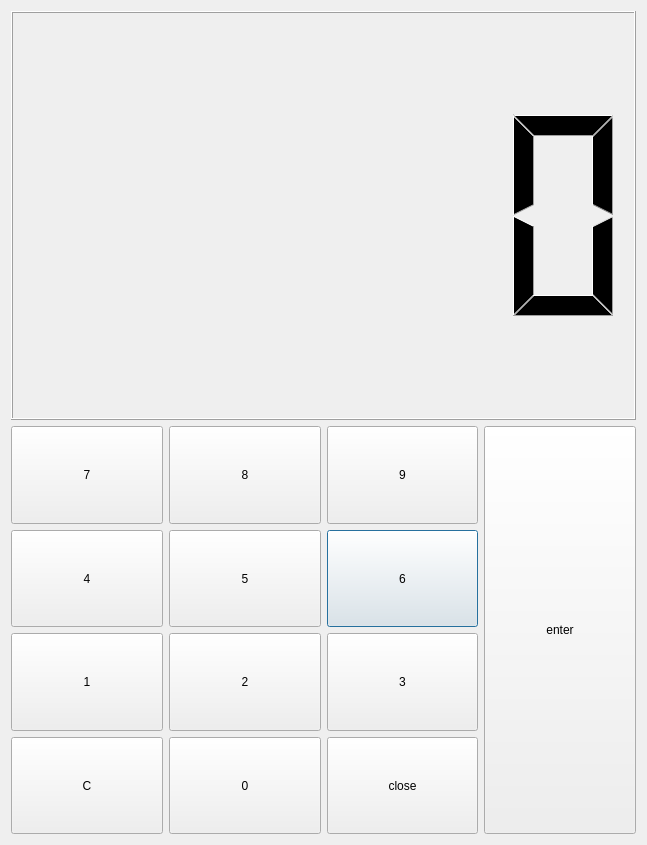
This is soft/restaurant/guiRestaurant/keypadr.ui in PaulWozny/AA1 as Qt 5 draws it before an edit. The edited form follows.
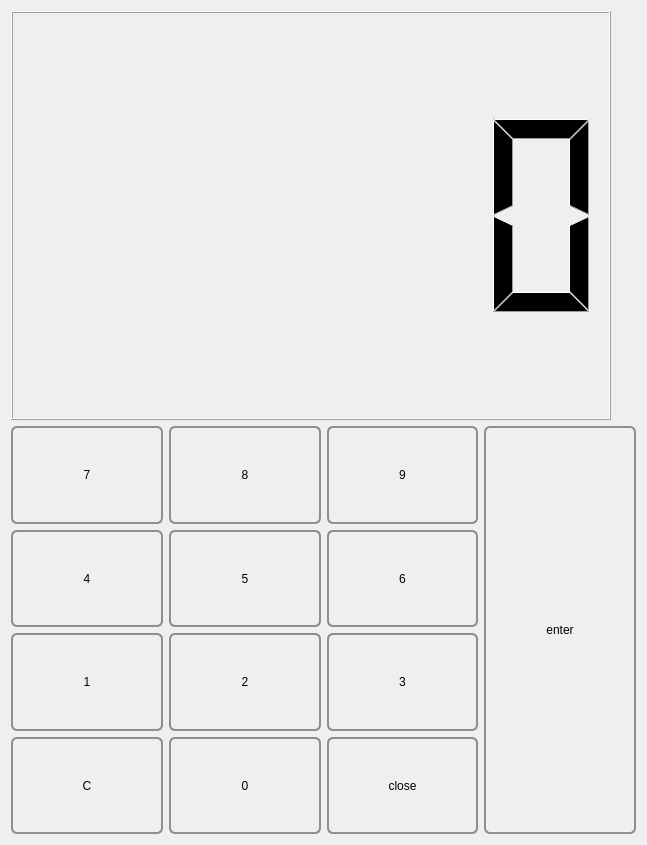
This is the edited form.

```diff
--- a/soft/restaurant/guiRestaurant/keypadr.ui
+++ b/soft/restaurant/guiRestaurant/keypadr.ui
@@ -17,7 +17,20 @@
    <item row="0" column="0">
     <layout class="QVBoxLayout" name="verticalLayout">
      <item>
-      <widget class="QLCDNumber" name="lcdDisplay"/>
+      <widget class="QLCDNumber" name="lcdDisplay">
+       <property name="minimumSize">
+        <size>
+         <width>600</width>
+         <height>0</height>
+        </size>
+       </property>
+       <property name="maximumSize">
+        <size>
+         <width>600</width>
+         <height>16777215</height>
+        </size>
+       </property>
+      </widget>
      </item>
      <item>
       <layout class="QGridLayout" name="gridLayout">
@@ -29,6 +42,19 @@
            <verstretch>0</verstretch>
           </sizepolicy>
          </property>
+         <property name="styleSheet">
+          <string notr="true">QPushButton {
+    border: 2px solid #8f8f91;
+    border-radius: 6px;
+    background-color: qlineargradient(x1: 0, y1: 0, x2: 0, y2: 1,
+                                      stop: 0 #f6f7fa, stop: 1 #dadbde);
+}
+
+QPushButton:pressed {
+    background-color: qlineargradient(x1: 0, y1: 0, x2: 0, y2: 1,
+                                      stop: 0 #dadbde, stop: 1 #f6f7fa);
+}</string>
+         </property>
          <property name="text">
           <string>6</string>
          </property>
@@ -42,6 +68,19 @@
            <verstretch>0</verstretch>
           </sizepolicy>
          </property>
+         <property name="styleSheet">
+          <string notr="true">QPushButton {
+    border: 2px solid #8f8f91;
+    border-radius: 6px;
+    background-color: qlineargradient(x1: 0, y1: 0, x2: 0, y2: 1,
+                                      stop: 0 #f6f7fa, stop: 1 #dadbde);
+}
+
+QPushButton:pressed {
+    background-color: qlineargradient(x1: 0, y1: 0, x2: 0, y2: 1,
+                                      stop: 0 #dadbde, stop: 1 #f6f7fa);
+}</string>
+         </property>
          <property name="text">
           <string>3</string>
          </property>
@@ -55,6 +94,19 @@
            <verstretch>0</verstretch>
           </sizepolicy>
          </property>
+         <property name="styleSheet">
+          <string notr="true">QPushButton {
+    border: 2px solid #8f8f91;
+    border-radius: 6px;
+    background-color: qlineargradient(x1: 0, y1: 0, x2: 0, y2: 1,
+                                      stop: 0 #f6f7fa, stop: 1 #dadbde);
+}
+
+QPushButton:pressed {
+    background-color: qlineargradient(x1: 0, y1: 0, x2: 0, y2: 1,
+                                      stop: 0 #dadbde, stop: 1 #f6f7fa);
+}</string>
+         </property>
          <property name="text">
           <string>C</string>
          </property>
@@ -68,6 +120,19 @@
            <verstretch>0</verstretch>
           </sizepolicy>
          </property>
+         <property name="styleSheet">
+          <string notr="true">QPushButton {
+    border: 2px solid #8f8f91;
+    border-radius: 6px;
+    background-color: qlineargradient(x1: 0, y1: 0, x2: 0, y2: 1,
+                                      stop: 0 #f6f7fa, stop: 1 #dadbde);
+}
+
+QPushButton:pressed {
+    background-color: qlineargradient(x1: 0, y1: 0, x2: 0, y2: 1,
+                                      stop: 0 #dadbde, stop: 1 #f6f7fa);
+}</string>
+         </property>
          <property name="text">
           <string>enter</string>
          </property>
@@ -81,6 +146,19 @@
            <verstretch>0</verstretch>
           </sizepolicy>
          </property>
+         <property name="styleSheet">
+          <string notr="true">QPushButton {
+    border: 2px solid #8f8f91;
+    border-radius: 6px;
+    background-color: qlineargradient(x1: 0, y1: 0, x2: 0, y2: 1,
+                                      stop: 0 #f6f7fa, stop: 1 #dadbde);
+}
+
+QPushButton:pressed {
+    background-color: qlineargradient(x1: 0, y1: 0, x2: 0, y2: 1,
+                                      stop: 0 #dadbde, stop: 1 #f6f7fa);
+}</string>
+         </property>
          <property name="text">
           <string>5</string>
          </property>
@@ -94,6 +172,19 @@
            <verstretch>0</verstretch>
           </sizepolicy>
          </property>
+         <property name="styleSheet">
+          <string notr="true">QPushButton {
+    border: 2px solid #8f8f91;
+    border-radius: 6px;
+    background-color: qlineargradient(x1: 0, y1: 0, x2: 0, y2: 1,
+                                      stop: 0 #f6f7fa, stop: 1 #dadbde);
+}
+
+QPushButton:pressed {
+    background-color: qlineargradient(x1: 0, y1: 0, x2: 0, y2: 1,
+                                      stop: 0 #dadbde, stop: 1 #f6f7fa);
+}</string>
+         </property>
          <property name="text">
           <string>0</string>
          </property>
@@ -107,6 +198,19 @@
            <verstretch>0</verstretch>
           </sizepolicy>
          </property>
+         <property name="styleSheet">
+          <string notr="true">QPushButton {
+    border: 2px solid #8f8f91;
+    border-radius: 6px;
+    background-color: qlineargradient(x1: 0, y1: 0, x2: 0, y2: 1,
+                                      stop: 0 #f6f7fa, stop: 1 #dadbde);
+}
+
+QPushButton:pressed {
+    background-color: qlineargradient(x1: 0, y1: 0, x2: 0, y2: 1,
+                                      stop: 0 #dadbde, stop: 1 #f6f7fa);
+}</string>
+         </property>
          <property name="text">
           <string>9</string>
          </property>
@@ -120,6 +224,19 @@
            <verstretch>0</verstretch>
           </sizepolicy>
          </property>
+         <property name="styleSheet">
+          <string notr="true">QPushButton {
+    border: 2px solid #8f8f91;
+    border-radius: 6px;
+    background-color: qlineargradient(x1: 0, y1: 0, x2: 0, y2: 1,
+                                      stop: 0 #f6f7fa, stop: 1 #dadbde);
+}
+
+QPushButton:pressed {
+    background-color: qlineargradient(x1: 0, y1: 0, x2: 0, y2: 1,
+                                      stop: 0 #dadbde, stop: 1 #f6f7fa);
+}</string>
+         </property>
          <property name="text">
           <string>1</string>
          </property>
@@ -133,6 +250,19 @@
            <verstretch>0</verstretch>
           </sizepolicy>
          </property>
+         <property name="styleSheet">
+          <string notr="true">QPushButton {
+    border: 2px solid #8f8f91;
+    border-radius: 6px;
+    background-color: qlineargradient(x1: 0, y1: 0, x2: 0, y2: 1,
+                                      stop: 0 #f6f7fa, stop: 1 #dadbde);
+}
+
+QPushButton:pressed {
+    background-color: qlineargradient(x1: 0, y1: 0, x2: 0, y2: 1,
+                                      stop: 0 #dadbde, stop: 1 #f6f7fa);
+}</string>
+         </property>
          <property name="text">
           <string>2</string>
          </property>
@@ -146,6 +276,19 @@
            <verstretch>0</verstretch>
           </sizepolicy>
          </property>
+         <property name="styleSheet">
+          <string notr="true">QPushButton {
+    border: 2px solid #8f8f91;
+    border-radius: 6px;
+    background-color: qlineargradient(x1: 0, y1: 0, x2: 0, y2: 1,
+                                      stop: 0 #f6f7fa, stop: 1 #dadbde);
+}
+
+QPushButton:pressed {
+    background-color: qlineargradient(x1: 0, y1: 0, x2: 0, y2: 1,
+                                      stop: 0 #dadbde, stop: 1 #f6f7fa);
+}</string>
+         </property>
          <property name="text">
           <string>7</string>
          </property>
@@ -159,6 +302,19 @@
            <verstretch>0</verstretch>
           </sizepolicy>
          </property>
+         <property name="styleSheet">
+          <string notr="true">QPushButton {
+    border: 2px solid #8f8f91;
+    border-radius: 6px;
+    background-color: qlineargradient(x1: 0, y1: 0, x2: 0, y2: 1,
+                                      stop: 0 #f6f7fa, stop: 1 #dadbde);
+}
+
+QPushButton:pressed {
+    background-color: qlineargradient(x1: 0, y1: 0, x2: 0, y2: 1,
+                                      stop: 0 #dadbde, stop: 1 #f6f7fa);
+}</string>
+         </property>
          <property name="text">
           <string>4</string>
          </property>
@@ -172,6 +328,19 @@
            <verstretch>0</verstretch>
           </sizepolicy>
          </property>
+         <property name="styleSheet">
+          <string notr="true">QPushButton {
+    border: 2px solid #8f8f91;
+    border-radius: 6px;
+    background-color: qlineargradient(x1: 0, y1: 0, x2: 0, y2: 1,
+                                      stop: 0 #f6f7fa, stop: 1 #dadbde);
+}
+
+QPushButton:pressed {
+    background-color: qlineargradient(x1: 0, y1: 0, x2: 0, y2: 1,
+                                      stop: 0 #dadbde, stop: 1 #f6f7fa);
+}</string>
+         </property>
          <property name="text">
           <string>close</string>
          </property>
@@ -185,6 +354,19 @@
            <verstretch>0</verstretch>
           </sizepolicy>
          </property>
+         <property name="styleSheet">
+          <string notr="true">QPushButton {
+    border: 2px solid #8f8f91;
+    border-radius: 6px;
+    background-color: qlineargradient(x1: 0, y1: 0, x2: 0, y2: 1,
+                                      stop: 0 #f6f7fa, stop: 1 #dadbde);
+}
+
+QPushButton:pressed {
+    background-color: qlineargradient(x1: 0, y1: 0, x2: 0, y2: 1,
+                                      stop: 0 #dadbde, stop: 1 #f6f7fa);
+}</string>
+         </property>
          <property name="text">
           <string>8</string>
          </property>
```
